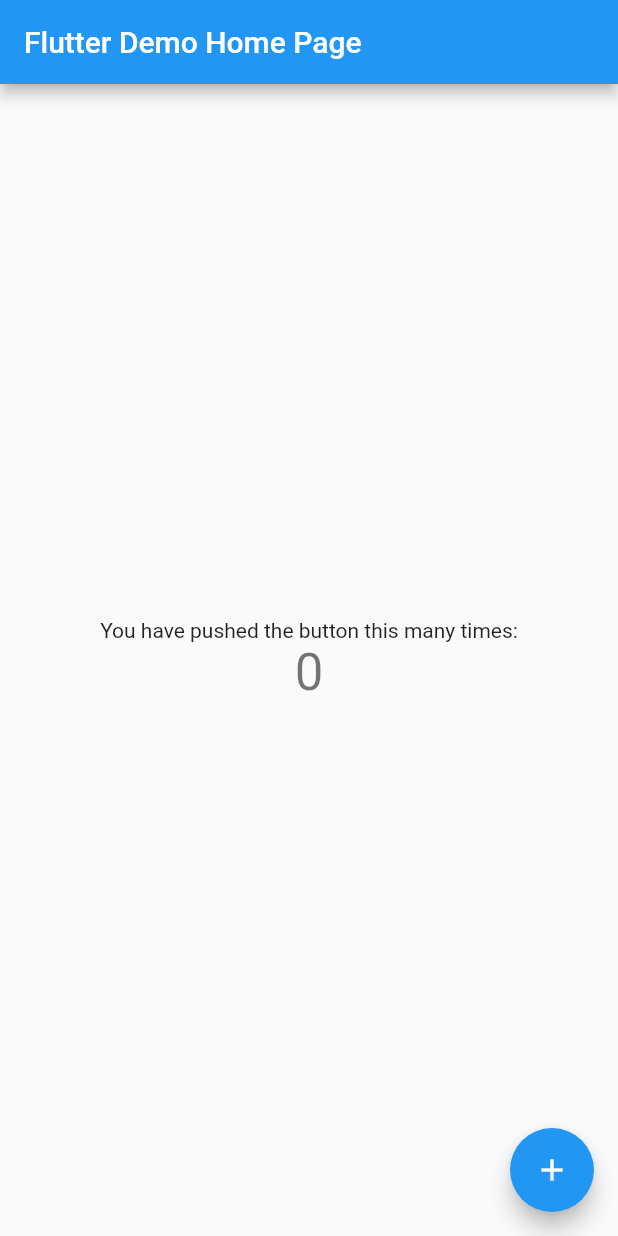
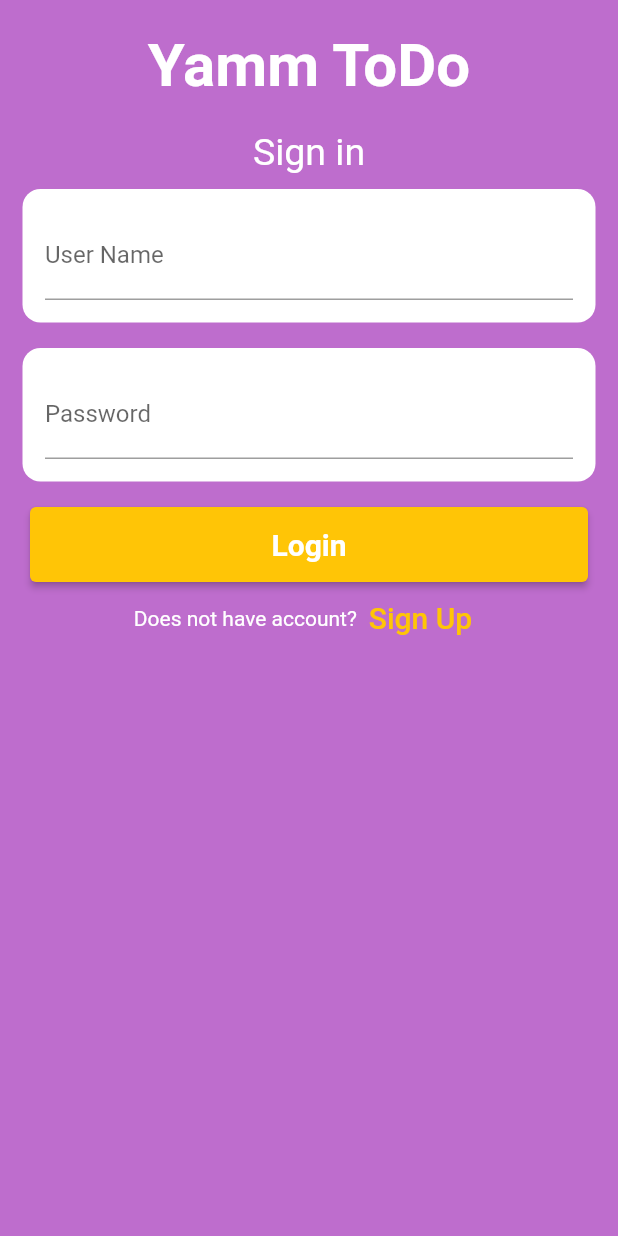
Before and after one commit to v5ln/Task-Yamm, a Flutter app: the screen it shows after launch, on a phone screen of 412 x 824 dp. Run offline on Flutter 3.47's test engine with Material 2 defaults, Android fonts, the phone set to English and light mode, and no system bars.

Commit message:
files skeleton and implementation

```diff
--- a/todo_yamm/lib/main.dart
+++ b/todo_yamm/lib/main.dart
@@ -1,4 +1,9 @@
 import 'package:flutter/material.dart';
+import 'package:provider/provider.dart';
+import 'package:todo_yamm/screen/Home.dart';
+import 'package:todo_yamm/screen/LogIn.dart';
+
+import 'model/ItemList.dart';
 
 void main() {
   runApp(const MyApp());
@@ -10,106 +15,20 @@
   // This widget is the root of your application.
   @override
   Widget build(BuildContext context) {
-    return MaterialApp(
-      title: 'Flutter Demo',
-      theme: ThemeData(
-        // This is the theme of your application.
-        //
-        // Try running your application with "flutter run". You'll see the
-        // application has a blue toolbar. Then, without quitting the app, try
-        // changing the primarySwatch below to Colors.green and then invoke
-        // "hot reload" (press "r" in the console where you ran "flutter run",
-        // or simply save your changes to "hot reload" in a Flutter IDE).
-        // Notice that the counter didn't reset back to zero; the application
-        // is not restarted.
-        primarySwatch: Colors.blue,
+    return ChangeNotifierProvider(
+      create: ((context) => ItemList()),
+      child: MaterialApp(
+        debugShowCheckedModeBanner: false,
+        home: Scaffold(
+          backgroundColor: Color.fromARGB(255, 190, 109, 205),
+          body: Login(),
+        ),
+        routes: <String, WidgetBuilder>{
+          // Set routes for using the Navigator.
+          // '/home': (BuildContext context) => new Home(),
+          // '/login': (BuildContext context) => new LoginPage()
+        },
       ),
-      home: const MyHomePage(title: 'Flutter Demo Home Page'),
     );
   }
 }
-
-class MyHomePage extends StatefulWidget {
-  const MyHomePage({super.key, required this.title});
-
-  // This widget is the home page of your application. It is stateful, meaning
-  // that it has a State object (defined below) that contains fields that affect
-  // how it looks.
-
-  // This class is the configuration for the state. It holds the values (in this
-  // case the title) provided by the parent (in this case the App widget) and
-  // used by the build method of the State. Fields in a Widget subclass are
-  // always marked "final".
-
-  final String title;
-
-  @override
-  State<MyHomePage> createState() => _MyHomePageState();
-}
-
-class _MyHomePageState extends State<MyHomePage> {
-  int _counter = 0;
-
-  void _incrementCounter() {
-    setState(() {
-      // This call to setState tells the Flutter framework that something has
-      // changed in this State, which causes it to rerun the build method below
-      // so that the display can reflect the updated values. If we changed
-      // _counter without calling setState(), then the build method would not be
-      // called again, and so nothing would appear to happen.
-      _counter++;
-    });
-  }
-
-  @override
-  Widget build(BuildContext context) {
-    // This method is rerun every time setState is called, for instance as done
-    // by the _incrementCounter method above.
-    //
-    // The Flutter framework has been optimized to make rerunning build methods
-    // fast, so that you can just rebuild anything that needs updating rather
-    // than having to individually change instances of widgets.
-    return Scaffold(
-      appBar: AppBar(
-        // Here we take the value from the MyHomePage object that was created by
-        // the App.build method, and use it to set our appbar title.
-        title: Text(widget.title),
-      ),
-      body: Center(
-        // Center is a layout widget. It takes a single child and positions it
-        // in the middle of the parent.
-        child: Column(
-          // Column is also a layout widget. It takes a list of children and
-          // arranges them vertically. By default, it sizes itself to fit its
-          // children horizontally, and tries to be as tall as its parent.
-          //
-          // Invoke "debug painting" (press "p" in the console, choose the
-          // "Toggle Debug Paint" action from the Flutter Inspector in Android
-          // Studio, or the "Toggle Debug Paint" command in Visual Studio Code)
-          // to see the wireframe for each widget.
-          //
-          // Column has various properties to control how it sizes itself and
-          // how it positions its children. Here we use mainAxisAlignment to
-          // center the children vertically; the main axis here is the vertical
-          // axis because Columns are vertical (the cross axis would be
-          // horizontal).
-          mainAxisAlignment: MainAxisAlignment.center,
-          children: <Widget>[
-            const Text(
-              'You have pushed the button this many times:',
-            ),
-            Text(
-              '$_counter',
-              style: Theme.of(context).textTheme.headline4,
-            ),
-          ],
-        ),
-      ),
-      floatingActionButton: FloatingActionButton(
-        onPressed: _incrementCounter,
-        tooltip: 'Increment',
-        child: const Icon(Icons.add),
-      ), // This trailing comma makes auto-formatting nicer for build methods.
-    );
-  }
-}
--- /dev/null
+++ b/todo_yamm/lib/model/ItemList.dart
@@ -0,0 +1,31 @@
+import 'package:flutter/material.dart';
+
+import 'ItemModel.dart';
+
+class ItemList  extends ChangeNotifier {
+  List<ItemModel> ItemsData = [
+    ItemModel(name: 'Study Big Data',checked: false),
+    ItemModel(name: 'Make the canva',checked: false),
+    ItemModel(name: 'HW3',checked: false),
+  ];
+
+  void addTask(String newTaskTitle) {
+    ItemsData.add(ItemModel(name: newTaskTitle, checked: false));
+    notifyListeners();
+  }
+
+  void updateTask(ItemModel item) {
+    item.complete();
+    notifyListeners();
+  }
+
+  void editTask(ItemModel item, String value) {
+    item.edit(value);
+    notifyListeners();
+  }
+
+  void deleteTask(ItemModel item) {
+    ItemsData.remove(item);
+    notifyListeners();
+  }
+}
--- /dev/null
+++ b/todo_yamm/lib/model/ItemModel.dart
@@ -0,0 +1,14 @@
+class ItemModel {
+  String name;
+  bool checked;
+
+  ItemModel({required this.name, this.checked = false});
+
+  void complete() {
+    checked = !checked;
+  }
+
+  void edit(String val) {
+    name = val;
+  }
+}
--- /dev/null
+++ b/todo_yamm/lib/model/UserModel.dart
@@ -0,0 +1,9 @@
+
+
+class UserModel {
+  String username;
+  String password;
+
+  UserModel({required this.username, required this.password});
+
+  }
--- /dev/null
+++ b/todo_yamm/lib/model/Users.dart
@@ -0,0 +1,17 @@
+import 'package:flutter/material.dart';
+
+import 'UserModel.dart';
+
+class Users {
+  static List<UserModel> UsersList = [
+    UserModel(username: "omar", password: "xx123"),
+  ];
+
+  void addUser(UserModel user) {
+    UsersList.add(user);
+  }
+
+  static bool verifyUser(UserModel user) {
+    return UsersList.any(((element) => element.password== user.password && element.username == user.username));
+  }
+}
--- /dev/null
+++ b/todo_yamm/lib/screen/LogIn.dart
@@ -0,0 +1,134 @@
+import 'package:flutter/material.dart';
+import 'package:todo_yamm/model/Users.dart';
+import 'package:todo_yamm/screen/Home.dart';
+
+import '../model/UserModel.dart';
+// ignore_for_file: prefer_const_constructors, prefer_const_literals_to_create_immutables, non_constant_identifier_names
+
+class Login extends StatefulWidget {
+  const Login({Key? key}) : super(key: key);
+
+  @override
+  State<Login> createState() => _MyStatefulWidgetState();
+}
+
+class _MyStatefulWidgetState extends State<Login> {
+  TextEditingController nameController = TextEditingController();
+  TextEditingController passwordController = TextEditingController();
+
+  @override
+  Widget build(BuildContext context) {
+    return Padding(
+        padding: const EdgeInsets.all(10),
+        child: ListView(
+          children: <Widget>[
+            Container(
+              alignment: Alignment.center,
+              padding: const EdgeInsets.all(10),
+              child: const Text(
+                'Yamm ToDo',
+                style: TextStyle(
+                  color: Colors.white,
+                  fontSize: 40,
+                  fontWeight: FontWeight.bold,
+                ),
+              ),
+            ),
+            Container(
+                alignment: Alignment.center,
+                padding: const EdgeInsets.all(10),
+                child: const Text(
+                  'Sign in',
+                  style: TextStyle(
+                    fontSize: 25,
+                    color: Colors.white,
+                  ),
+                )),
+            Container(
+              padding: const EdgeInsets.all(15),
+              margin: EdgeInsets.symmetric(horizontal: 5),
+              decoration: BoxDecoration(
+                color: Colors.white,
+                borderRadius: BorderRadius.all(Radius.circular(12)),
+              ),
+              child: TextField(
+                controller: nameController,
+                decoration: InputDecoration(
+                  labelText: 'User Name',
+                ),
+              ),
+            ),
+            Container(
+              padding: const EdgeInsets.all(15),
+              margin: EdgeInsets.symmetric(horizontal: 5, vertical: 17),
+              decoration: BoxDecoration(
+                color: Colors.white,
+                borderRadius: BorderRadius.all(Radius.circular(12)),
+              ),
+              child: TextField(
+                obscureText: true,
+                enableSuggestions: false,
+                autocorrect: false,
+                controller: passwordController,
+                decoration: InputDecoration(
+                  labelText: 'Password',
+                ),
+              ),
+            ),
+            Container(
+                height: 50,
+                padding: const EdgeInsets.fromLTRB(10, 0, 10, 0),
+                child: ElevatedButton(
+                  style: ElevatedButton.styleFrom(
+                      backgroundColor: Color.fromARGB(255, 255, 197, 6)),
+                  child: const Text(
+                    'Login',
+                    style: TextStyle(fontWeight: FontWeight.bold, fontSize: 20),
+                  ),
+                  onPressed: () => verfiy(),
+                )),
+            Row(
+              mainAxisAlignment: MainAxisAlignment.center,
+              children: <Widget>[
+                const Text(
+                  'Does not have account?',
+                  style: TextStyle(color: Colors.white),
+                ),
+                TextButton(
+                  child: const Text(
+                    'Sign Up',
+                    style: TextStyle(
+                        fontSize: 20, color: Color.fromARGB(255, 255, 197, 6)),
+                  ),
+                  onPressed: () {
+                    //signup screen
+                  },
+                )
+              ],
+            ),
+          ],
+        ));
+  }
+
+  verfiy() {
+    UserModel user = UserModel(
+        username: nameController.text, password: passwordController.text);
+
+    // Navigator.push(context, Home());
+    // Navigator.pushAndRemoveUntil(
+    //     context, MaterialPageRoute(builder: (context) => Home()), (r) => false);
+    if (Users.verifyUser(user)) {
+      Navigator.pushReplacement(
+        context,
+        MaterialPageRoute(
+          builder: (context) {
+            return Scaffold(
+              body: new Home(),
+              backgroundColor: Color.fromARGB(255, 190, 109, 205),
+            );
+          },
+        ),
+      );
+    }
+  }
+}
--- a/todo_yamm/pubspec.yaml
+++ b/todo_yamm/pubspec.yaml
@@ -36,6 +36,7 @@
   # The following adds the Cupertino Icons font to your application.
   # Use with the CupertinoIcons class for iOS style icons.
   cupertino_icons: ^1.0.2
+  provider: ^6.0.4
 
 dev_dependencies:
   flutter_test:
```
Also changed, not shown: todo_yamm/lib/screen/Home.dart (added, +48 -0 lines), todo_yamm/lib/widget/Items.dart (added, +134 -0 lines), todo_yamm/lib/widget/add_item.dart (added, +59 -0 lines), todo_yamm/lib/widget/swip_sides.dart (added, +39 -0 lines), todo_yamm/lib/screen/Locations.dart (added), todo_yamm/lib/screen/SignUp.dart (added), todo_yamm/pubspec.lock, 1 other file.
